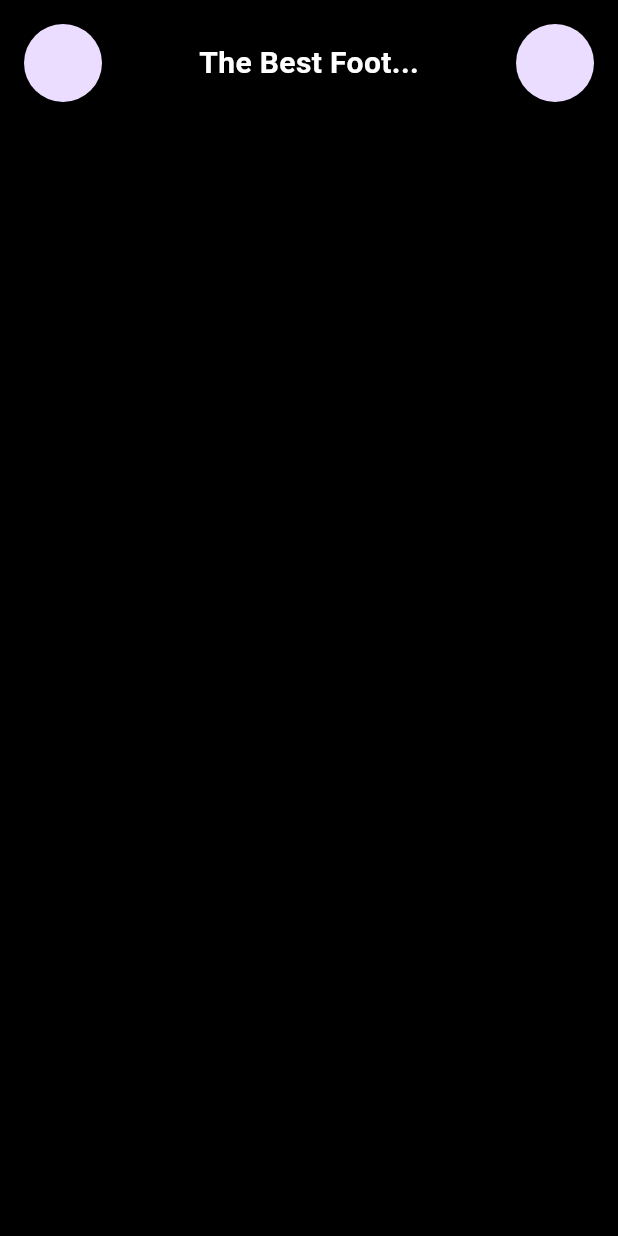
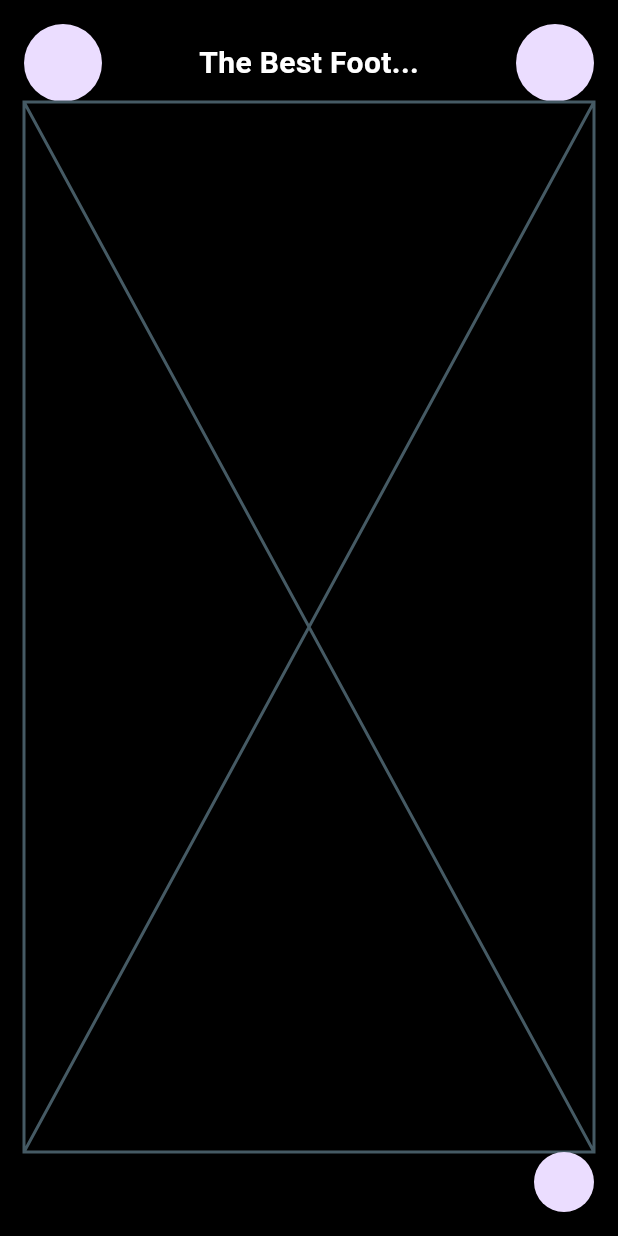
Before and after one commit to JAICHANGPARK/flutter_notebook_chapter_36, a Flutter app: the ChatBotChatPage screen opened directly, on a phone screen of 412 x 824 dp. Run offline on Flutter 3.47's test engine with Material 3 defaults, Android fonts, the phone set to English and light mode, and no system bars; our stand-ins replace gap.

Commit message:
Update chat_bot_chat_page.dart

```diff
--- a/lib/ep1831_chat_bot_app/views/chat_bot_chat_page.dart
+++ b/lib/ep1831_chat_bot_app/views/chat_bot_chat_page.dart
@@ -1,4 +1,5 @@
 import 'package:flutter/material.dart';
+import 'package:gap/gap.dart';
 
 class ChatBotChatPage extends StatefulWidget {
   const ChatBotChatPage({super.key});
@@ -24,20 +25,29 @@ class _ChatBotChatPageState extends State<ChatBotChatPage> {
                   ),
                   Expanded(
                     child: Center(
-                      child: Text("The Best Foot...",
-                      style: TextStyle(
-                        fontWeight: FontWeight.bold,
-                        fontSize: 20,
-                        color: Colors.white,
-                      ),),
+                      child: Text(
+                        "The Best Foot...",
+                        style: TextStyle(
+                          fontWeight: FontWeight.bold,
+                          fontSize: 20,
+                          color: Colors.white,
+                        ),
+                      ),
                     ),
                   ),
                   CircleAvatar(
                     radius: 26,
-
                   ),
                 ],
               ),
+              Expanded(child: Placeholder()),
+              Row(
+                children: [
+                  Expanded(child: Container()),
+                  Gap(12),
+                  CircleAvatar(),
+                ],
+              )
             ],
           ),
         ),
```
